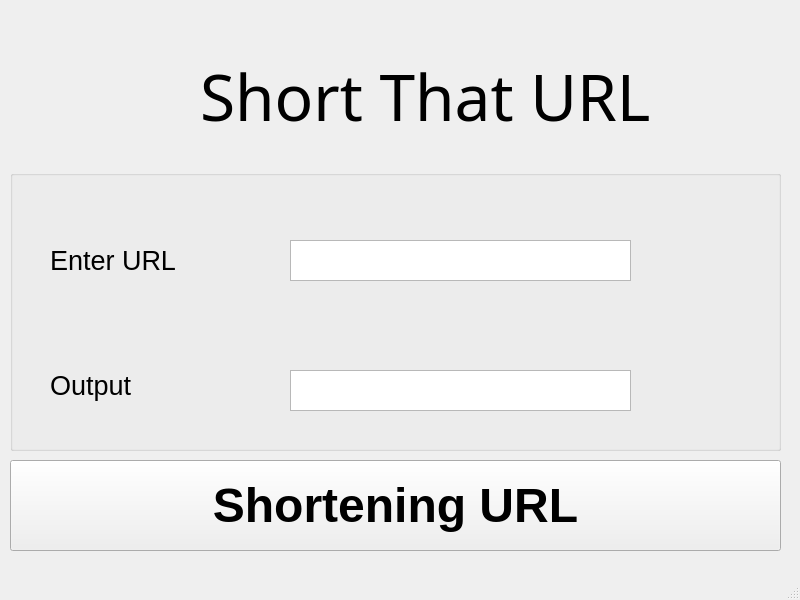
The window that url_gui.ui (KevinLu19/URL-Shortener) describes before a commit, drawn with Qt 5.
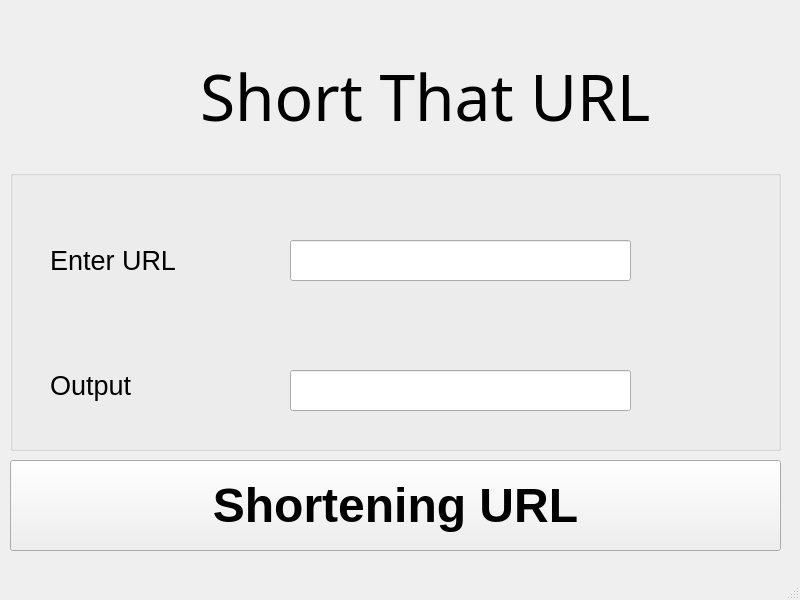
The same window after the commit.

Commit message: Changed TextEdit to LineEdit from QT Designer

What changed in the file:
```diff
--- a/url_gui.ui
+++ b/url_gui.ui
@@ -64,23 +64,6 @@
       <string>Enter URL</string>
      </property>
     </widget>
-    <widget class="QTextEdit" name="url_input_text">
-     <property name="geometry">
-      <rect>
-       <x>280</x>
-       <y>70</y>
-       <width>341</width>
-       <height>41</height>
-      </rect>
-     </property>
-     <property name="html">
-      <string>&lt;!DOCTYPE HTML PUBLIC &quot;-//W3C//DTD HTML 4.0//EN&quot; &quot;http://www.w3.org/TR/REC-html40/strict.dtd&quot;&gt;
-&lt;html&gt;&lt;head&gt;&lt;meta name=&quot;qrichtext&quot; content=&quot;1&quot; /&gt;&lt;style type=&quot;text/css&quot;&gt;
-p, li { white-space: pre-wrap; }
-&lt;/style&gt;&lt;/head&gt;&lt;body style=&quot; font-family:'MS Shell Dlg 2'; font-size:8.25pt; font-weight:400; font-style:normal;&quot;&gt;
-&lt;p style=&quot;-qt-paragraph-type:empty; margin-top:0px; margin-bottom:0px; margin-left:0px; margin-right:0px; -qt-block-indent:0; text-indent:0px;&quot;&gt;&lt;br /&gt;&lt;/p&gt;&lt;/body&gt;&lt;/html&gt;</string>
-     </property>
-    </widget>
     <widget class="QLabel" name="output_label">
      <property name="geometry">
       <rect>
@@ -99,7 +82,25 @@
       <string>Output</string>
      </property>
     </widget>
-    <widget class="QTextEdit" name="short_url_output">
+    <widget class="QLineEdit" name="url_input_text">
+     <property name="geometry">
+      <rect>
+       <x>280</x>
+       <y>70</y>
+       <width>341</width>
+       <height>41</height>
+      </rect>
+     </property>
+     <property name="font">
+      <font>
+       <pointsize>20</pointsize>
+      </font>
+     </property>
+     <property name="text">
+      <string/>
+     </property>
+    </widget>
+    <widget class="QLineEdit" name="short_url_output">
      <property name="geometry">
       <rect>
        <x>280</x>
@@ -108,12 +109,13 @@
        <height>41</height>
       </rect>
      </property>
-     <property name="html">
-      <string>&lt;!DOCTYPE HTML PUBLIC &quot;-//W3C//DTD HTML 4.0//EN&quot; &quot;http://www.w3.org/TR/REC-html40/strict.dtd&quot;&gt;
-&lt;html&gt;&lt;head&gt;&lt;meta name=&quot;qrichtext&quot; content=&quot;1&quot; /&gt;&lt;style type=&quot;text/css&quot;&gt;
-p, li { white-space: pre-wrap; }
-&lt;/style&gt;&lt;/head&gt;&lt;body style=&quot; font-family:'MS Shell Dlg 2'; font-size:8.25pt; font-weight:400; font-style:normal;&quot;&gt;
-&lt;p style=&quot;-qt-paragraph-type:empty; margin-top:0px; margin-bottom:0px; margin-left:0px; margin-right:0px; -qt-block-indent:0; text-indent:0px;&quot;&gt;&lt;br /&gt;&lt;/p&gt;&lt;/body&gt;&lt;/html&gt;</string>
+     <property name="font">
+      <font>
+       <pointsize>20</pointsize>
+      </font>
+     </property>
+     <property name="text">
+      <string/>
      </property>
     </widget>
    </widget>
```
The commit also changes 1 other file.
